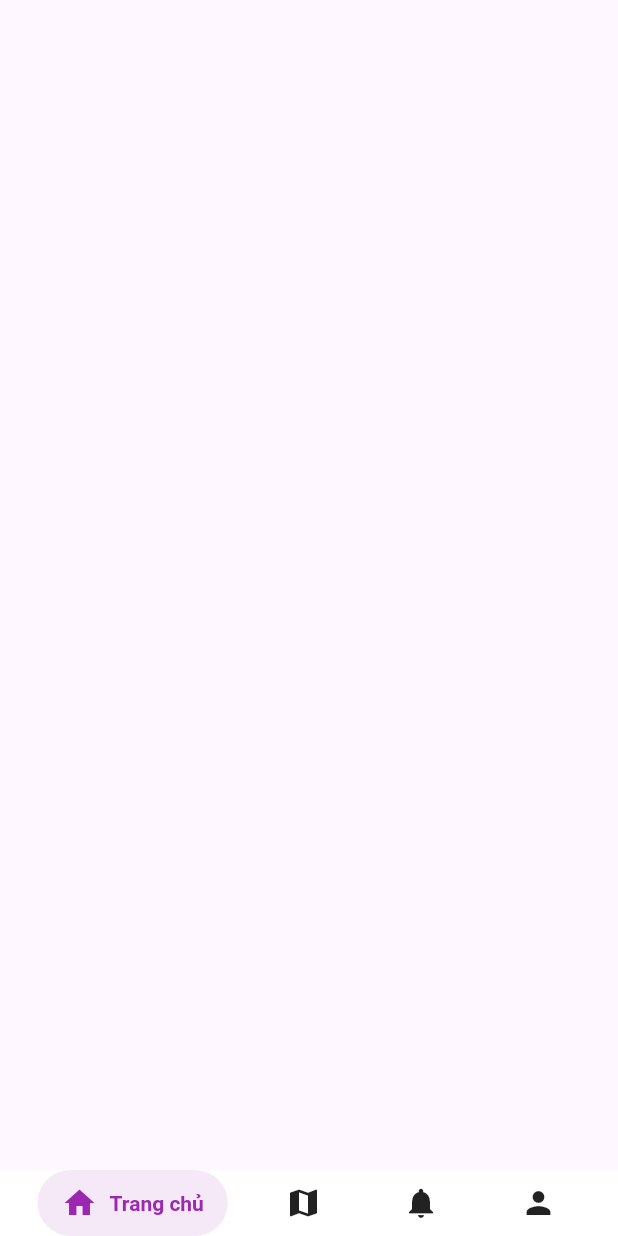
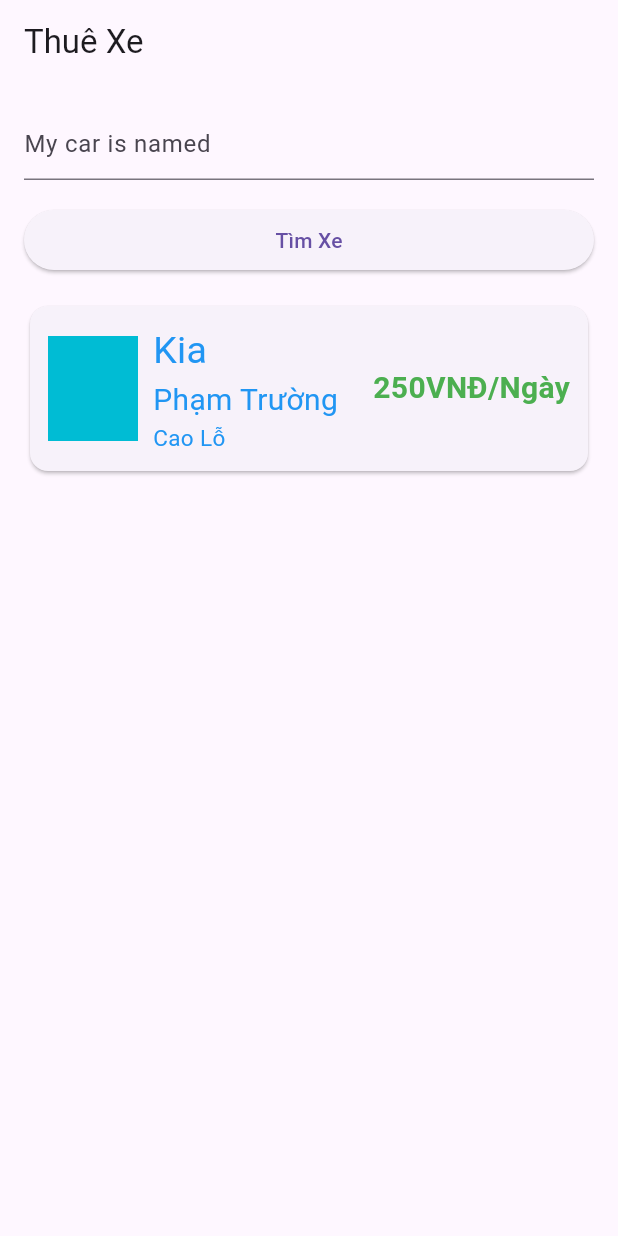
Before and after one commit to L0qin/fp_thuexe, a Flutter app: the screen it shows after launch, on a phone screen of 412 x 824 dp. Run offline on Flutter 3.47's test engine with Material 3 defaults, Android fonts, the light colour scheme and no system bars; drawn by our look-alikes of salomon_bottom_bar.

Commit message:
change search

```diff
--- a/lib/main.dart
+++ b/lib/main.dart
@@ -1,8 +1,13 @@
 import 'package:flutter/material.dart';
 import 'core.dart';
+import 'search.dart';
 
 void main() {
-  runApp(MyApp());
+  // runApp(Search());
+  runApp(MaterialApp(
+    title: 'My app', // used by the OS task switcher
+    home: Search(),
+  ));
 }
 
 class MyApp extends StatefulWidget {
--- /dev/null
+++ b/lib/search.dart
@@ -0,0 +1,114 @@
+import 'package:flutter/cupertino.dart';
+import 'package:flutter/material.dart';
+import 'package:flutter/widgets.dart';
+
+class Search extends StatefulWidget {
+  const Search({super.key});
+
+  @override
+  State<Search> createState() => _SearchState();
+}
+
+class _SearchState extends State<Search> {
+  TextEditingController _nameSearch = TextEditingController();
+
+
+  @override
+  void initState() {
+    super.initState();
+  }
+
+  @override
+  void dispose() {
+    _nameSearch.dispose();
+    super.dispose();
+  }
+
+  @override
+  Widget build(BuildContext context) {
+    return Scaffold(
+      appBar: AppBar(
+        title: Text('Thuê Xe'),
+      ),
+      body: Padding(
+        padding: EdgeInsets.all(16.0),
+        child: ListView(
+          children: [
+            SizedBox(
+              child: TextField(
+                controller: _nameSearch,
+                decoration: InputDecoration(hintText: "My car is named"),
+              ),
+            ),
+            SizedBox(height: 16.0),
+            ElevatedButton(
+              onPressed: () {
+                String carName = _nameSearch.text;
+                print('Car Name: $carName');
+              },
+              child: Text('Tìm Xe'),
+            ),
+            SizedBox(height: 16.0),
+            Container(
+              child: Card(
+                shape: RoundedRectangleBorder(
+                    borderRadius: BorderRadius.circular(12.0)),
+                child: Padding(
+                  padding: const EdgeInsets.all(12.0),
+                  child: Row(
+                    children: <Widget>[
+                      Container(
+                        width: 60,
+                        height: 70,
+                        color: Colors.cyan,
+                      ),
+                      SizedBox(width: 10),
+                      const Expanded(
+                        child: Column(
+                          mainAxisSize: MainAxisSize.min,
+                          crossAxisAlignment: CrossAxisAlignment.start,
+                          children: [
+                            Text(
+                              "Kia",
+                              style: TextStyle(
+                                  fontSize: 25,
+                                  fontWeight: FontWeight.normal,
+                                  color: Colors.blue),
+                            ),
+                            Text(
+                              "Phạm Trường",
+                              style: TextStyle(
+                                  fontSize: 20,
+                                  fontWeight: FontWeight.normal,
+                                  color: Colors.blue),
+                            ),
+                            SizedBox(),
+                            Text(
+                              "Cao Lỗ",
+                              style: TextStyle(
+                                  fontSize: 15,
+                                  fontWeight: FontWeight.normal,
+                                  color: Colors.blue),
+                            )
+                          ],
+                        ),
+                      ),
+                      const Text(
+                        "250VNĐ/Ngày",
+                        style: TextStyle(
+                            color: Colors.green,
+                            fontSize: 20,
+                            fontWeight: FontWeight.bold),
+                      )
+                    ],
+                  ),
+                ),
+              ),
+            ),
+            // Add more items to the ListView as needed
+          ],
+        ),
+      ),
+    );
+  }
+}
```
